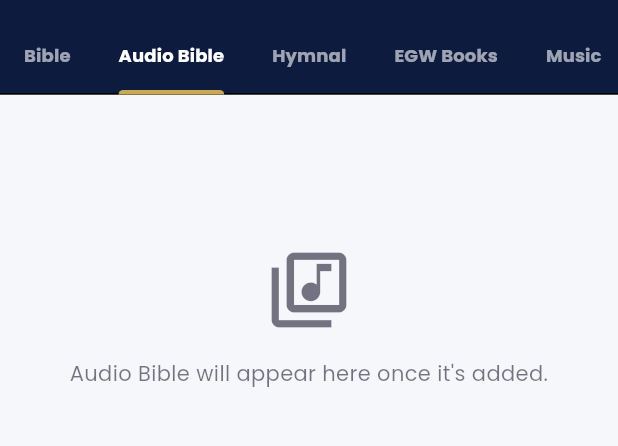
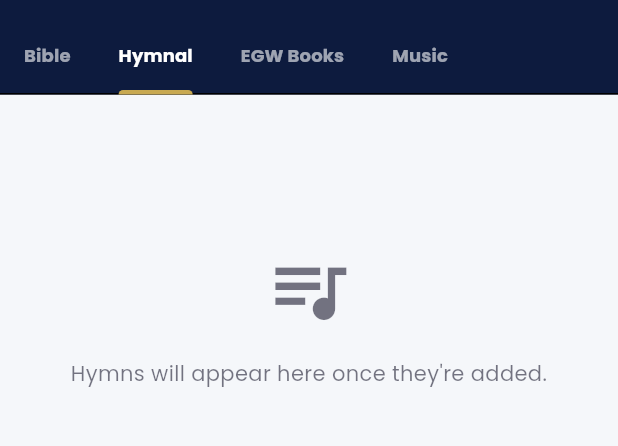
Before and after one commit to mtechstudioszw/adventconnectzw, a Flutter app: the LibraryScreen screen opened by its route, tab 2 chosen, on a phone screen of 412 x 824 dp, the part 63-509 px from its top. Run offline on Flutter 3.47's test engine with Material 3 defaults, Android fonts, the phone set to English and light mode, and no system bars; our stand-ins replace app_links, audioplayers, cached_network_image, connectivity_plus, file_picker, firebase_analytics and 23 more; missing offline and left inert: flutter_pdfview, gal, record; accounts and stored records are empty; network calls fail.

Commit message:
Audio Bible inside Bible tab; church-approval refresh button; hymnal refresh
- #3: Audio Bible is now a button INSIDE the Bible tab (Search · Saved · Audio),
  not its own Library tab. Library back to 4 tabs; home chips reverted.
- #4: church-admin approvals screen gets a Refresh FAB (in addition to the 15s
  auto-poll + pull-to-refresh).
- #1: hymnal tab gains pull-to-refresh that busts the cached hymn list, so hymns
  the admin just typed in show up without restarting the app.

Co-Authored-By: Claude Opus 4.8 <noreply@anthropic.com>

```diff
--- a/lib/screens/library/hymnal_tab.dart
+++ b/lib/screens/library/hymnal_tab.dart
@@ -59,6 +59,19 @@ class _HymnalTabState extends State<HymnalTab>
     });
   }
 
+  /// Pull-to-refresh: bust the cached hymn list and refetch, so hymns the admin
+  /// just added (or removed) show up without restarting the app.
+  Future<void> _refresh() async {
+    HymnService.invalidate();
+    final hymns = await HymnService.all();
+    if (!mounted) return;
+    setState(() {
+      _all = hymns;
+      _shown = hymns;
+      _searchCtrl.clear();
+    });
+  }
+
   Future<void> _onQuery(String q) async {
     final results = await HymnService.search(q);
     if (!mounted) return;
@@ -84,7 +97,11 @@ class _HymnalTabState extends State<HymnalTab>
           child: CircularProgressIndicator(color: AppColors.primaryBlue));
     }
     if (_all.isEmpty) {
-      return _empty(context);
+      return RefreshIndicator(
+        color: AppColors.primaryBlue,
+        onRefresh: _refresh,
+        child: _empty(context),
+      );
     }
     final base = _favOnly
         ? _shown.where((h) => HymnPrefs.favorites().contains(h.id)).toList()
@@ -151,18 +168,29 @@ class _HymnalTabState extends State<HymnalTab>
           ),
         ),
         Expanded(
+          child: RefreshIndicator(
+            color: AppColors.primaryBlue,
+            onRefresh: _refresh,
             child: base.isEmpty
-              ? Center(
+                ? ListView(
+                    physics: const AlwaysScrollableScrollPhysics(),
+                    children: [
+                      const SizedBox(height: 80),
+                      Center(
                         child: Text(
                             _favOnly ? 'No favorites yet.' : 'No hymns match.',
                             style: AppTextStyles.bodyMedium
                                 .copyWith(color: palette.textMuted)),
+                      ),
+                    ],
                   )
                 : ListView.separated(
                     padding: const EdgeInsets.fromLTRB(16, 8, 16, 16),
+                    physics: const AlwaysScrollableScrollPhysics(),
                     itemCount: base.length,
                     separatorBuilder: (_, _) => const SizedBox(height: 8),
                     itemBuilder: (context, i) => _hymnTile(context, base[i]),
+                  ),
           ),
         ),
       ],
--- a/lib/screens/library/library_screen.dart
+++ b/lib/screens/library/library_screen.dart
@@ -33,9 +33,9 @@ class _LibraryScreenState extends State<LibraryScreen>
   void initState() {
     super.initState();
     _tabs = TabController(
-      length: 5,
+      length: 4,
       vsync: this,
-      initialIndex: widget.initialTab.clamp(0, 4),
+      initialIndex: widget.initialTab.clamp(0, 3),
     );
   }
 
@@ -73,7 +73,6 @@ class _LibraryScreenState extends State<LibraryScreen>
               AppTextStyles.labelMedium.copyWith(fontWeight: FontWeight.w700),
           tabs: const [
             Tab(text: 'Bible'),
-            Tab(text: 'Audio Bible'),
             Tab(text: 'Hymnal'),
             Tab(text: 'EGW Books'),
             Tab(text: 'Music'),
@@ -85,13 +84,9 @@ class _LibraryScreenState extends State<LibraryScreen>
         child: TabBarView(
           controller: _tabs,
           children: const [
+            // Audio Bible lives as a button INSIDE the Bible tab, not its own
+            // tab (founder preference).
             BibleTab(),
-            // Audio Bible — uploaded audio, played through the shared player
-            // (background playback + lock-screen controls), like Music.
-            MusicTab(
-              kind: 'audio_bible',
-              emptyText: 'Audio Bible will appear here once it\'s added.',
-            ),
             // Hymnal = structured, searchable hymns (number/title/lyrics),
             // entered by the admin one at a time. NOT PDFs.
             HymnalTab(),
```
Also changed, not shown: lib/screens/admin/church_admin_approvals_screen.dart (+13 -0 lines), lib/screens/home/home_screen.dart (+5 -6 lines), lib/screens/library/bible_tab.dart (+13 -0 lines), lib/screens/library/music_tab.dart (+30 -0 lines). Lines whose indentation alone changed are shown as unchanged.
